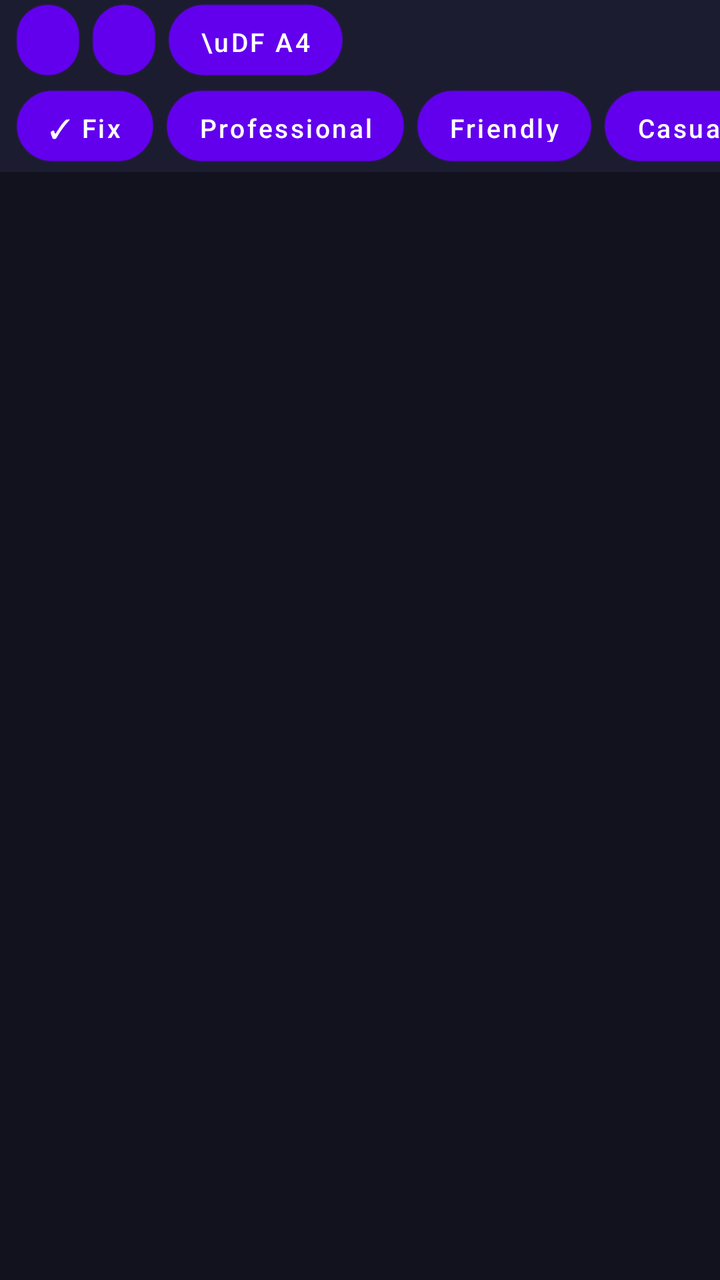
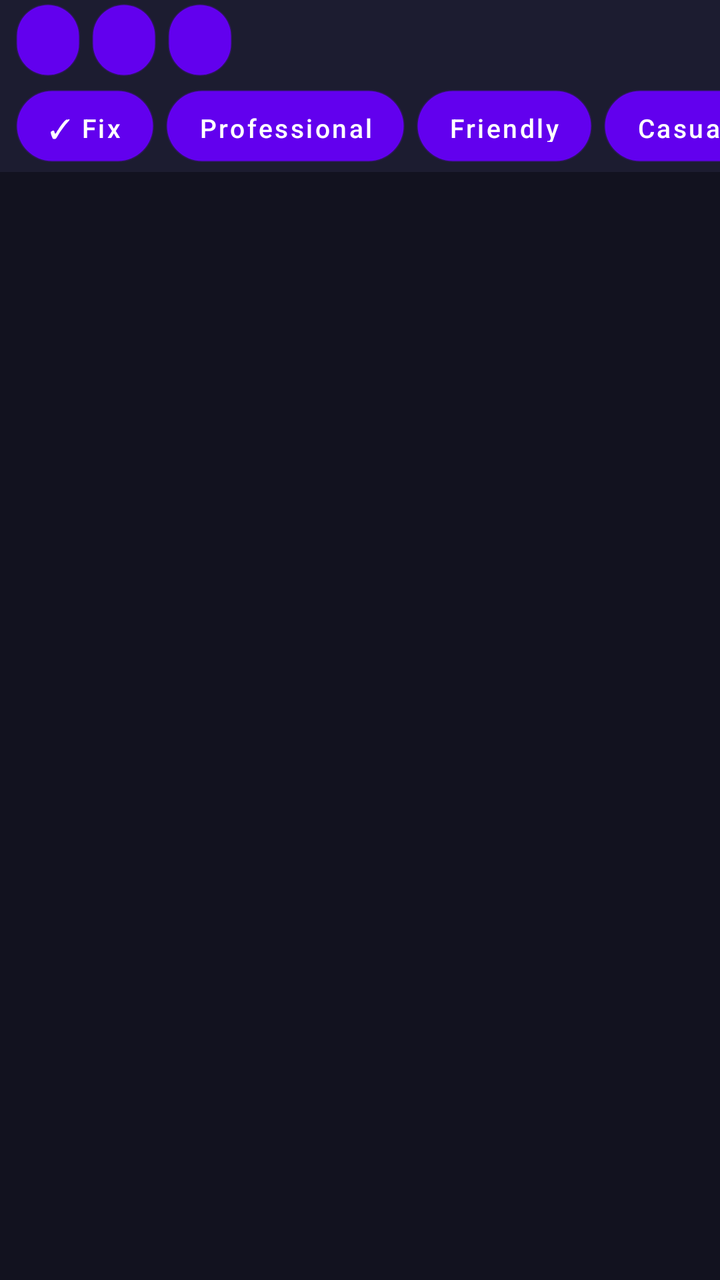

The first picture is an Android layout as it rendered before a commit; the second is the same layout after the commit. The layout source and the unified diff follow.
<!-- AndroidManifest.xml: application theme Theme.AIKeyboard -->
<!-- res/layout/keyboard_container.xml -->
<?xml version="1.0" encoding="utf-8"?>
<LinearLayout xmlns:android="http://schemas.android.com/apk/res/android"
    android:layout_width="match_parent"
    android:layout_height="wrap_content"
    android:orientation="vertical"
    android:background="@color/bg_deep">

    <LinearLayout
        android:id="@+id/aiPreviewPanel"
        android:layout_width="match_parent"
        android:layout_height="wrap_content"
        android:orientation="vertical"
        android:background="@color/bg_surface"
        android:padding="12dp"
        android:visibility="gone">

        <TextView
            android:id="@+id/aiPreviewText"
            android:layout_width="match_parent"
            android:layout_height="wrap_content"
            android:maxLines="4"
            android:textColor="@color/text_primary"
            android:textSize="14sp"
            android:background="@drawable/card_background"
            android:padding="10dp" />

        <LinearLayout
            android:layout_width="match_parent"
            android:layout_height="wrap_content"
            android:orientation="horizontal"
            android:layout_marginTop="10dp"
            android:gravity="end">

            <Button
                android:id="@+id/btnPreviewCancel"
                style="@style/AiChip"
                android:text="\u2715 Cancel"
                android:contentDescription="Cancel AI suggestion" />

            <Button
                android:id="@+id/btnPreviewAccept"
                style="@style/AiChip"
                android:text="\u2713 Use this"
                android:contentDescription="Accept AI suggestion and insert it" />

        </LinearLayout>
    </LinearLayout>

    <LinearLayout
        android:id="@+id/multiOptionPanel"
        android:layout_width="match_parent"
        android:layout_height="wrap_content"
        android:orientation="vertical"
        android:background="@color/bg_surface"
        android:padding="10dp"
        android:visibility="gone">

        <TextView
            android:layout_width="match_parent"
            android:layout_height="wrap_content"
            android:text="Choose one"
            android:textColor="@color/text_secondary"
            android:textSize="12sp"
            android:paddingBottom="6dp" />

        <Button
            android:id="@+id/option1"
            android:layout_width="match_parent"
            android:layout_height="wrap_content"
            android:background="@drawable/card_background"
            android:textColor="@color/text_primary"
            android:textAllCaps="false"
            android:textSize="13sp"
            android:layout_marginBottom="6dp"
            android:padding="10dp" />

        <Button
            android:id="@+id/option2"
            android:layout_width="match_parent"
            android:layout_height="wrap_content"
            android:background="@drawable/card_background"
            android:textColor="@color/text_primary"
            android:textAllCaps="false"
            android:textSize="13sp"
            android:layout_marginBottom="6dp"
            android:padding="10dp" />

        <Button
            android:id="@+id/option3"
            android:layout_width="match_parent"
            android:layout_height="wrap_content"
            android:background="@drawable/card_background"
            android:textColor="@color/text_primary"
            android:textAllCaps="false"
            android:textSize="13sp"
            android:layout_marginBottom="6dp"
            android:padding="10dp" />

        <Button
            android:id="@+id/btnMultiCancel"
            style="@style/AiChip"
            android:text="\u2715 Cancel"
            android:layout_gravity="end"
            android:contentDescription="Cancel and dismiss these options" />

    </LinearLayout>

    <LinearLayout
        android:id="@+id/clipboardPanel"
        android:layout_width="match_parent"
        android:layout_height="wrap_content"
        android:orientation="vertical"
        android:background="@color/bg_surface"
        android:padding="10dp"
        android:visibility="gone">

        <TextView
            android:layout_width="match_parent"
            android:layout_height="wrap_content"
            android:text="Clipboard history"
            android:textColor="@color/text_secondary"
            android:textSize="12sp"
            android:paddingBottom="6dp" />

        <HorizontalScrollView
            android:layout_width="match_parent"
            android:layout_height="wrap_content"
            android:scrollbars="none">

            <LinearLayout
                android:id="@+id/clipboardList"
                android:layout_width="wrap_content"
                android:layout_height="wrap_content"
                android:orientation="horizontal" />

        </HorizontalScrollView>

    </LinearLayout>

    <LinearLayout
        android:id="@+id/emojiPanel"
        android:layout_width="match_parent"
        android:layout_height="wrap_content"
        android:orientation="vertical"
        android:background="@color/bg_surface"
        android:visibility="gone">

        <EditText
            android:id="@+id/emojiSearchBox"
            android:layout_width="match_parent"
            android:layout_height="wrap_content"
            android:hint="Search emoji\u2026"
            android:contentDescription="Search emoji"
            android:textColorHint="@color/text_secondary"
            android:textColor="@color/text_primary"
            android:background="@drawable/chip_background"
            android:padding="10dp"
            android:layout_margin="6dp"
            android:inputType="text"
            android:imeOptions="actionDone"
            android:singleLine="true" />

        <ScrollView
            android:layout_width="match_parent"
            android:layout_height="150dp">

            <GridLayout
                android:id="@+id/emojiGrid"
                android:layout_width="match_parent"
                android:layout_height="wrap_content"
                android:columnCount="8"
                android:padding="6dp" />

        </ScrollView>

    </LinearLayout>

    <LinearLayout
        android:id="@+id/wordSuggestBar"
        android:layout_width="match_parent"
        android:layout_height="40dp"
        android:orientation="horizontal"
        android:gravity="center_vertical"
        android:background="@color/bg_surface"
        android:paddingStart="8dp"
        android:paddingEnd="8dp">

        <Button android:id="@+id/wordSuggest1" style="@style/AiChip" android:text="" android:visibility="gone" />
        <Button android:id="@+id/wordSuggest2" style="@style/AiChip" android:text="" android:visibility="gone" />
        <Button android:id="@+id/wordSuggest3" style="@style/AiChip" android:text="" android:visibility="gone" />
        <Button android:id="@+id/emojiSuggest" style="@style/AiChip" android:text="" android:visibility="gone" android:contentDescription="Suggested emoji" />

        <Button
            android:id="@+id/btnEmoji"
            style="@style/AiChip"
            android:text="\uD83D\uDE0A"
            android:contentDescription="Emoji panel" />

        <Button
            android:id="@+id/btnClipboard"
            style="@style/AiChip"
            android:text="\uD83D\uDCCB"
            android:contentDescription="Clipboard history" />

        <Button
            android:id="@+id/btnMic"
            style="@style/AiChip"
            android:text="\uD83C\uDF A4"
            android:contentDescription="Voice input" />

    </LinearLayout>

    <HorizontalScrollView
        android:layout_width="match_parent"
        android:layout_height="46dp"
        android:scrollbars="none"
        android:background="@color/bg_surface">

        <LinearLayout
            android:id="@+id/suggestionStrip"
            android:layout_width="wrap_content"
            android:layout_height="match_parent"
            android:orientation="horizontal"
            android:gravity="center_vertical"
            android:paddingStart="8dp"
            android:paddingEnd="8dp">

            <Button
                android:id="@+id/btnFixGrammar"
                style="@style/AiChip"
                android:text="\u2713 Fix"
                android:contentDescription="Fix grammar" />

            <Button
                android:id="@+id/btnToneProfessional"
                style="@style/AiChip"
                android:text="Professional" />

            <Button
                android:id="@+id/btnToneFriendly"
                style="@style/AiChip"
                android:text="Friendly" />

            <Button
                android:id="@+id/btnToneCasual"
                style="@style/AiChip"
                android:text="Casual" />

            <Button
                android:id="@+id/btnToneFormal"
                style="@style/AiChip"
                android:text="Formal" />

            <Button
                android:id="@+id/btnToneFunny"
                style="@style/AiChip"
                android:text="Funny" />

            <Button
                android:id="@+id/btnToneFlirty"
                style="@style/AiChip"
                android:text="Flirty" />

            <Button
                android:id="@+id/btnSuggestReply"
                style="@style/AiChip"
                android:text="\uD83D\uDCAC Reply"
                android:contentDescription="Suggest a reply" />

            <Button
                android:id="@+id/btnExplain"
                style="@style/AiChip"
                android:text="\u2753 Explain"
                android:contentDescription="Explain this text" />

            <Button
                android:id="@+id/btnCvMode"
                style="@style/AiChip"
                android:text="\uD83D\uDCC4 CV"
                android:contentDescription="Rewrite for a CV or resume" />

            <Button android:id="@+id/btnBusinessMode" style="@style/AiChip" android:text="\uD83D\uDCBC Business" android:contentDescription="Rewrite in business tone" />
            <Button android:id="@+id/btnTonePolite" style="@style/AiChip" android:text="Polite" />
            <Button android:id="@+id/btnToneConfident" style="@style/AiChip" android:text="Confident" />
            <Button android:id="@+id/btnShorten" style="@style/AiChip" android:text="\u2702\uFE0F Shorten" android:contentDescription="Shorten this text" />
            <Button android:id="@+id/btnExpand" style="@style/AiChip" android:text="\u2194\uFE0F Expand" android:contentDescription="Expand this text" />
            <Button android:id="@+id/btnTranslate" style="@style/AiChip" android:text="\uD83C\uDF10 Translate" android:contentDescription="Translate this text" />
            <Button android:id="@+id/btnDecline" style="@style/AiChip" android:text="\uD83D\uDEAB Decline" android:contentDescription="Suggest a polite decline" />
            <Button android:id="@+id/btnSelectAll" style="@style/AiChip" android:text="Select All" />
            <Button android:id="@+id/btnCopy" style="@style/AiChip" android:text="Copy" />
            <Button android:id="@+id/btnCut" style="@style/AiChip" android:text="Cut" />
            <Button android:id="@+id/btnPaste" style="@style/AiChip" android:text="Paste" />
            <Button android:id="@+id/btnGoogleSearch" style="@style/AiChip" android:text="\uD83D\uDD0D Search" android:contentDescription="Search Google for this text" />

        </LinearLayout>
    </HorizontalScrollView>

    <android.inputmethodservice.KeyboardView
        android:id="@+id/keyboardView"
        android:layout_width="match_parent"
        android:layout_height="wrap_content"
        android:keyBackground="@drawable/key_background"
        android:keyTextColor="@color/text_primary"
        android:keyTextSize="18sp"
        android:background="@color/bg_deep" />

</LinearLayout>
<!-- resources referenced by this layout -->
<resources>
  <color name="bg_deep">#12121F</color>
  <color name="bg_surface">#1C1C30</color>
  <color name="text_primary">#FFFFFF</color>
  <color name="text_secondary">#9A9AB5</color>
  <!-- drawable card_background (drawable) -->
  <?xml version="1.0" encoding="utf-8"?>
  <shape xmlns:android="http://schemas.android.com/apk/res/android" android:shape="rectangle">
      <solid android:color="@color/bg_card" />
      <corners android:radius="16dp" />
  </shape>
  <!-- drawable chip_background (drawable) -->
  <?xml version="1.0" encoding="utf-8"?>
  <shape xmlns:android="http://schemas.android.com/apk/res/android" android:shape="rectangle">
      <solid android:color="@color/bg_surface" />
      <corners android:radius="18dp" />
      <stroke android:width="1dp" android:color="#33FFFFFF" />
  </shape>
  <!-- drawable key_background (drawable) -->
  <?xml version="1.0" encoding="utf-8"?>
  <selector xmlns:android="http://schemas.android.com/apk/res/android">
      <item android:state_pressed="true">
          <shape android:shape="rectangle">
              <solid android:color="@color/key_bg_pressed" />
              <corners android:radius="10dp" />
          </shape>
      </item>
      <item>
          <shape android:shape="rectangle">
              <solid android:color="@color/key_bg" />
              <corners android:radius="10dp" />
          </shape>
      </item>
  </selector>
  <style name="AiChip">
          <item name="android:layout_width">wrap_content</item>
          <item name="android:layout_height">36dp</item>
          <item name="android:layout_marginEnd">6dp</item>
          <item name="android:paddingStart">16dp</item>
          <item name="android:paddingEnd">16dp</item>
          <item name="android:minWidth">0dp</item>
          <item name="android:minHeight">0dp</item>
          <item name="android:textAllCaps">false</item>
          <item name="android:textSize">13sp</item>
          <item name="android:textColor">@color/text_primary</item>
          <item name="android:background">@drawable/chip_background</item>
          <item name="android:elevation">0dp</item>
      </style>
  <style name="Theme.AIKeyboard" parent="Theme.MaterialComponents.DayNight.NoActionBar">
          <item name="android:windowBackground">@color/bg_deep</item>
          <item name="colorAccent">@color/accent</item>
      </style>
  <color name="bg_card">#22223A</color>
  <color name="key_bg_pressed">#7C5CFC</color>
  <color name="key_bg">#26263F</color>
  <color name="accent">#7C5CFC</color>
</resources>

<!-- the commit's change to res/layout/keyboard_container.xml (unified diff, before → after) -->
@@ -205,7 +205,7 @@
         <Button
             android:id="@+id/btnMic"
             style="@style/AiChip"
-            android:text="\uD83C\uDF A4"
+            android:text="\uD83C\uDFA4"
             android:contentDescription="Voice input" />
 
     </LinearLayout>
